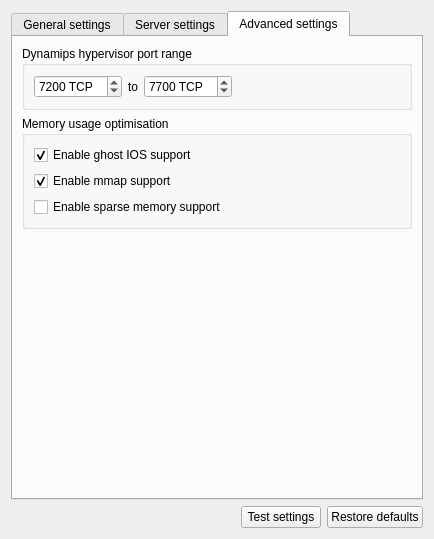
This is gns3/modules/dynamips/ui/dynamips_preferences_page.ui in GNS3/gns3-gui as Qt 5 draws it before an edit. The edited form follows.
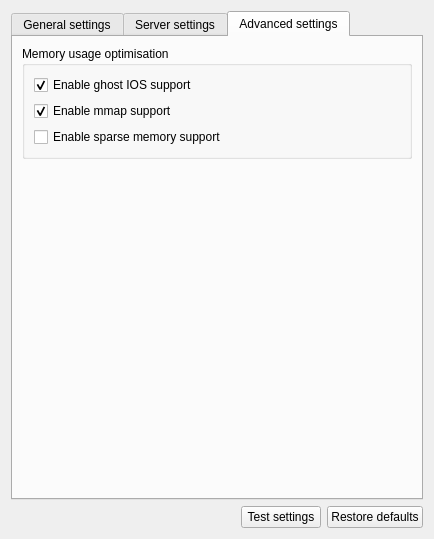
This is the edited form. The open tabs and pages were chosen to show the change.

Commit message: Remove Dynamips hypervisor port range option.

What changed in the file:
```diff
--- a/gns3/modules/dynamips/ui/dynamips_preferences_page.ui
+++ b/gns3/modules/dynamips/ui/dynamips_preferences_page.ui
@@ -114,61 +114,6 @@
        <string>Advanced settings</string>
       </attribute>
       <layout class="QVBoxLayout" name="verticalLayout_3">
-       <item>
-        <widget class="QGroupBox" name="uiHypervisorPortRangeGroupBox">
-         <property name="title">
-          <string>Dynamips hypervisor port range</string>
-         </property>
-         <layout class="QHBoxLayout" name="horizontalLayout_4">
-          <item>
-           <widget class="QSpinBox" name="uiHypervisorStartPortSpinBox">
-            <property name="suffix">
-             <string notr="true"> TCP</string>
-            </property>
-            <property name="maximum">
-             <number>65535</number>
-            </property>
-            <property name="value">
-             <number>7200</number>
-            </property>
-           </widget>
-          </item>
-          <item>
-           <widget class="QLabel" name="uiHypervisorPortRangeLabel">
-            <property name="text">
-             <string>to</string>
-            </property>
-           </widget>
-          </item>
-          <item>
-           <widget class="QSpinBox" name="uiHypervisorEndPortSpinBox">
-            <property name="suffix">
-             <string notr="true"> TCP</string>
-            </property>
-            <property name="maximum">
-             <number>65535</number>
-            </property>
-            <property name="value">
-             <number>7700</number>
-            </property>
-           </widget>
-          </item>
-          <item>
-           <spacer name="horizontalSpacer_3">
-            <property name="orientation">
-             <enum>Qt::Horizontal</enum>
-            </property>
-            <property name="sizeHint" stdset="0">
-             <size>
-              <width>40</width>
-              <height>20</height>
-             </size>
-            </property>
-           </spacer>
-          </item>
-         </layout>
-        </widget>
-       </item>
        <item>
         <widget class="QGroupBox" name="uiMemoryUsageOptimisationGroupBox">
          <property name="title">
```
Left out of the diff: 1 changed line with no effect on the pictures. The commit also changes 3 other files.
